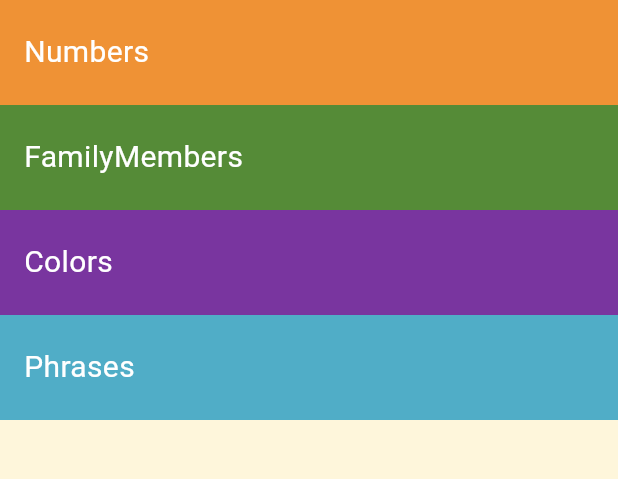
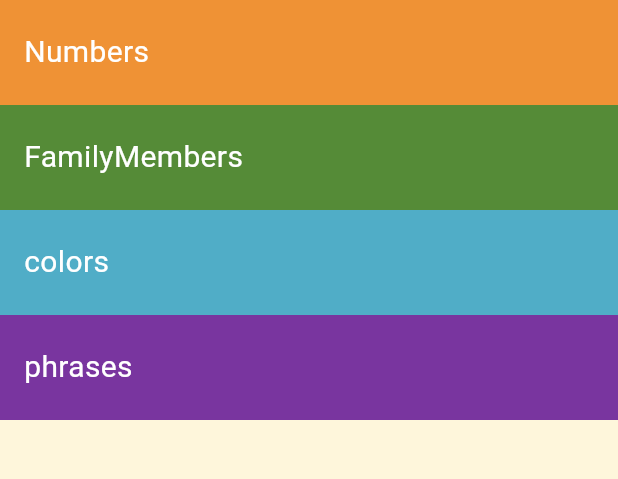
Before and after one commit to boshranofal/Toku_App, a Flutter app: the screen it shows after launch, on a phone screen of 412 x 824 dp, the part 84-563 px from its top. Run offline on Flutter 3.47's test engine with Material 3 defaults, Android fonts, the light colour scheme and no system bars.

Commit message:
add pages

```diff
--- a/lib/main.dart
+++ b/lib/main.dart
@@ -1,5 +1,6 @@
 import 'package:flutter/material.dart';
-import 'package:flutter/widgets.dart';
+import 'package:language_learning_app/screens/home_page.dart';
+//import 'package:flutter/widgets.dart';
 
 void main() {
   runApp(const MyApp());
@@ -11,66 +12,9 @@ class MyApp extends StatelessWidget {
   // This widget is the root of your application.
   @override
   Widget build(BuildContext context) {
-    return MaterialApp(
+    return const MaterialApp(
       debugShowCheckedModeBanner: false,
-      home: Scaffold(
-        backgroundColor: Color(0xffFEF6DB),
-        appBar: AppBar(
-          backgroundColor: const Color(0xff46322B),
-          title: const Text(
-            "Toku",
-            style: TextStyle(color: Colors.white),
-          ),
-        ),
-        body: Column(
-          children: [
-            Container(
-              padding: const EdgeInsets.only(left: 16),
-              alignment: Alignment.centerLeft,
-              height: 70,
-              width: double.infinity,
-              color: Color(0xffEF9235),
-              child: const Text(
-                "Numbers",
-                style: TextStyle(fontSize: 20, color: Colors.white),
-              ),
-            ),
-            Container(
-              padding: const EdgeInsets.only(left: 16),
-              alignment: Alignment.centerLeft,
-              height: 70,
-              width: double.infinity,
-              color: Color(0xff558B37),
-              child: const Text(
-                "FamilyMembers",
-                style: TextStyle(fontSize: 20, color: Colors.white),
-              ),
-            ),
-            Container(
-              padding: const EdgeInsets.only(left: 16),
-              alignment: Alignment.centerLeft,
-              height: 70,
-              width: double.infinity,
-              color: Color(0xff79359F),
-              child: const Text(
-                "Colors",
-                style: TextStyle(fontSize: 20, color: Colors.white),
-              ),
-            ),
-            Container(
-              padding: const EdgeInsets.only(left: 16),
-              alignment: Alignment.centerLeft,
-              height: 70,
-              width: double.infinity,
-              color: Color(0xff50ADC7),
-              child: const Text(
-                "Phrases",
-                style: TextStyle(fontSize: 20, color: Colors.white),
-              ),
-            )
-          ],
-        ),
-      ),
+      home: HomePage(),
     );
   }
 }
--- /dev/null
+++ b/lib/screens/numbers_page.dart
@@ -0,0 +1,10 @@
+import 'package:flutter/material.dart';
+
+class NumbersPage extends StatelessWidget {
+  const NumbersPage({super.key});
+
+  @override
+  Widget build(BuildContext context) {
+    return Scaffold();
+  }
+}
```
